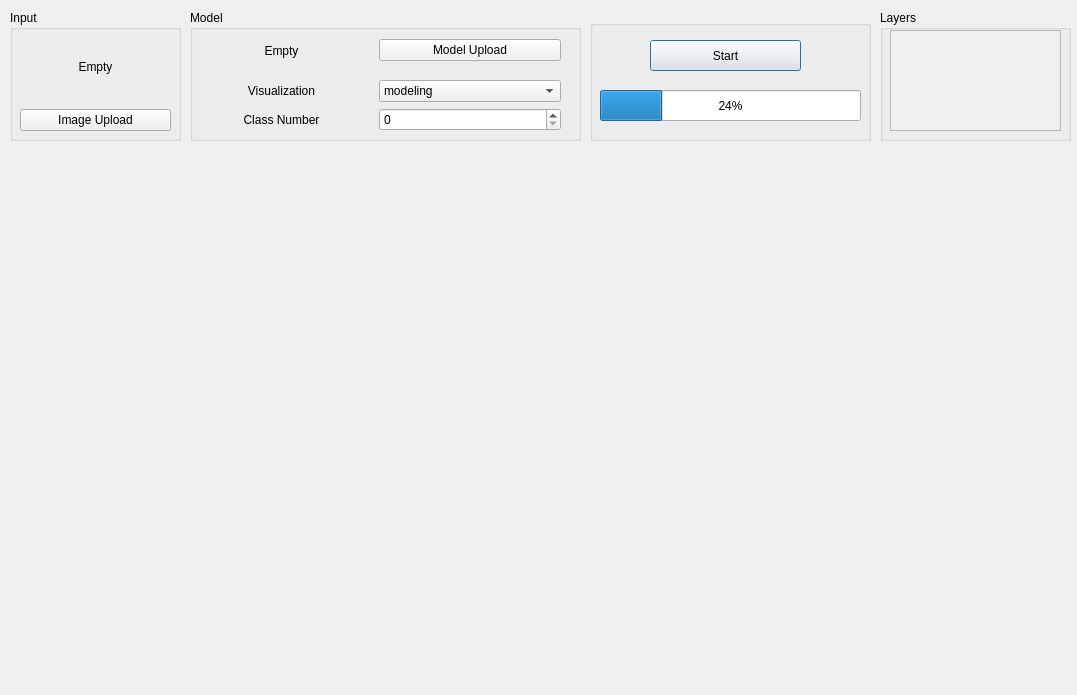
Old version of the form ui/View.ui in the repository jjxxmiin/DeepVisual_QTorch.
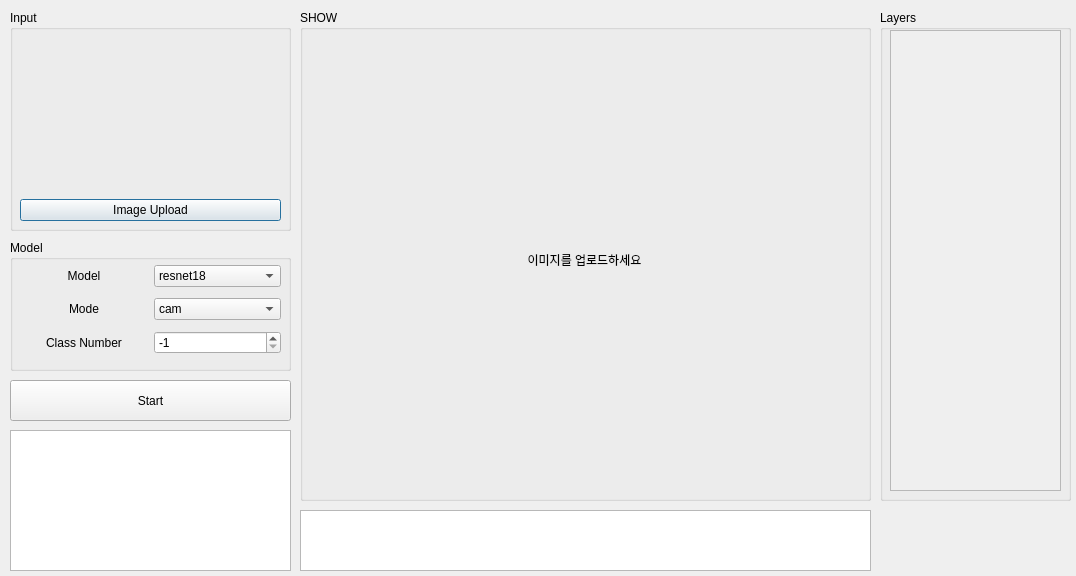
New version of the form.

Commit message: Update View ui Update View Function Update CAM Update Utils

```diff
--- a/ui/View.ui
+++ b/ui/View.ui
@@ -6,8 +6,8 @@
    <rect>
     <x>0</x>
     <y>0</y>
-    <width>1077</width>
-    <height>695</height>
+    <width>1076</width>
+    <height>576</height>
    </rect>
   </property>
   <property name="windowTitle">
@@ -19,7 +19,7 @@
      <x>880</x>
      <y>10</y>
      <width>191</width>
-     <height>131</height>
+     <height>491</height>
     </rect>
    </property>
    <property name="title">
@@ -31,7 +31,7 @@
       <x>10</x>
       <y>20</y>
       <width>171</width>
-      <height>101</height>
+      <height>461</height>
      </rect>
     </property>
     <property name="widgetResizable">
@@ -43,58 +43,19 @@
        <x>0</x>
        <y>0</y>
        <width>169</width>
-       <height>99</height>
+       <height>459</height>
       </rect>
      </property>
     </widget>
    </widget>
   </widget>
-  <widget class="QGroupBox" name="groupBox_2">
-   <property name="geometry">
-    <rect>
-     <x>590</x>
-     <y>20</y>
-     <width>281</width>
-     <height>121</height>
-    </rect>
-   </property>
-   <property name="title">
-    <string/>
-   </property>
-   <widget class="QProgressBar" name="progressBar">
-    <property name="geometry">
-     <rect>
-      <x>10</x>
-      <y>70</y>
-      <width>261</width>
-      <height>31</height>
-     </rect>
-    </property>
-    <property name="value">
-     <number>24</number>
-    </property>
-   </widget>
-   <widget class="QPushButton" name="pushButton">
-    <property name="geometry">
-     <rect>
-      <x>60</x>
-      <y>20</y>
-      <width>151</width>
-      <height>31</height>
-     </rect>
-    </property>
-    <property name="text">
-     <string>Start</string>
-    </property>
-   </widget>
-  </widget>
-  <widget class="QGroupBox" name="groupBox_3">
+  <widget class="QGroupBox" name="input">
    <property name="geometry">
     <rect>
      <x>10</x>
      <y>10</y>
-     <width>171</width>
-     <height>131</height>
+     <width>281</width>
+     <height>221</height>
     </rect>
    </property>
    <property name="title">
@@ -105,15 +66,15 @@
      <rect>
       <x>10</x>
       <y>20</y>
-      <width>151</width>
-      <height>101</height>
+      <width>261</width>
+      <height>191</height>
      </rect>
     </property>
     <layout class="QVBoxLayout" name="verticalLayout">
      <item>
-      <widget class="QLabel" name="input">
+      <widget class="QLabel" name="input_img">
        <property name="text">
-        <string>Empty</string>
+        <string/>
        </property>
        <property name="alignment">
         <set>Qt::AlignCenter</set>
@@ -133,81 +94,27 @@
   <widget class="QGroupBox" name="groupBox_4">
    <property name="geometry">
     <rect>
-     <x>190</x>
-     <y>10</y>
-     <width>391</width>
+     <x>10</x>
+     <y>240</y>
+     <width>281</width>
      <height>131</height>
     </rect>
    </property>
    <property name="title">
     <string>Model</string>
    </property>
-   <widget class="QWidget" name="horizontalLayoutWidget_2">
-    <property name="geometry">
-     <rect>
-      <x>0</x>
-      <y>20</y>
-      <width>371</width>
-      <height>41</height>
-     </rect>
-    </property>
-    <layout class="QHBoxLayout" name="horizontalLayout_2">
-     <item>
-      <widget class="QLabel" name="model_check">
-       <property name="text">
-        <string>Empty</string>
-       </property>
-       <property name="alignment">
-        <set>Qt::AlignCenter</set>
-       </property>
-      </widget>
-     </item>
-     <item>
-      <widget class="QPushButton" name="model_btn">
-       <property name="text">
-        <string>Model Upload</string>
-       </property>
-      </widget>
-     </item>
-    </layout>
-   </widget>
    <widget class="QWidget" name="gridLayoutWidget">
     <property name="geometry">
      <rect>
-      <x>0</x>
-      <y>70</y>
-      <width>371</width>
-      <height>51</height>
+      <x>10</x>
+      <y>20</y>
+      <width>261</width>
+      <height>101</height>
      </rect>
     </property>
     <layout class="QGridLayout" name="gridLayout">
-     <item row="1" column="0">
-      <widget class="QLabel" name="label_3">
-       <property name="text">
-        <string>Class Number</string>
-       </property>
-       <property name="alignment">
-        <set>Qt::AlignCenter</set>
-       </property>
-      </widget>
-     </item>
-     <item row="0" column="0">
-      <widget class="QLabel" name="label_2">
-       <property name="text">
-        <string>Visualization</string>
-       </property>
-       <property name="alignment">
-        <set>Qt::AlignCenter</set>
-       </property>
-      </widget>
-     </item>
-     <item row="0" column="1">
-      <widget class="QComboBox" name="comboBox">
-       <item>
-        <property name="text">
-         <string>modeling</string>
-        </property>
-       </item>
+     <item row="1" column="1">
+      <widget class="QComboBox" name="mode_box">
        <item>
         <property name="text">
          <string>cam</string>
@@ -235,22 +142,128 @@
        </item>
       </widget>
      </item>
-     <item row="1" column="1">
-      <widget class="QSpinBox" name="spinBox"/>
+     <item row="2" column="1">
+      <widget class="QSpinBox" name="cls_box">
+       <property name="minimum">
+        <number>-1</number>
+       </property>
+       <property name="maximum">
+        <number>999</number>
+       </property>
+       <property name="value">
+        <number>-1</number>
+       </property>
+      </widget>
      </item>
+     <item row="1" column="0">
+      <widget class="QLabel" name="mode_label">
+       <property name="text">
+        <string>Mode</string>
+       </property>
+       <property name="alignment">
+        <set>Qt::AlignCenter</set>
+       </property>
+      </widget>
+     </item>
+     <item row="2" column="0">
+      <widget class="QLabel" name="cls_label">
+       <property name="text">
+        <string>Class Number</string>
+       </property>
+       <property name="alignment">
+        <set>Qt::AlignCenter</set>
+       </property>
+      </widget>
+     </item>
+     <item row="0" column="0">
+      <widget class="QLabel" name="model_label">
+       <property name="text">
+        <string>Model</string>
+       </property>
+       <property name="alignment">
+        <set>Qt::AlignCenter</set>
+       </property>
+      </widget>
+     </item>
+     <item row="0" column="1">
+      <widget class="QComboBox" name="model_box">
+       <item>
+        <property name="text">
+         <string>resnet18</string>
+        </property>
+       </item>
+      </widget>
+     </item>
     </layout>
    </widget>
   </widget>
-  <widget class="QWidget" name="gridLayoutWidget_2">
+  <widget class="QPushButton" name="start_btn">
    <property name="geometry">
     <rect>
      <x>10</x>
-     <y>150</y>
-     <width>1061</width>
-     <height>541</height>
+     <y>380</y>
+     <width>281</width>
+     <height>41</height>
     </rect>
    </property>
-   <layout class="QGridLayout" name="gridLayout_2"/>
+   <property name="text">
+    <string>Start</string>
+   </property>
+  </widget>
+  <widget class="QGroupBox" name="groupBox_2">
+   <property name="geometry">
+    <rect>
+     <x>300</x>
+     <y>10</y>
+     <width>571</width>
+     <height>491</height>
+    </rect>
+   </property>
+   <property name="title">
+    <string>SHOW</string>
+   </property>
+   <widget class="QWidget" name="gridLayoutWidget_2">
+    <property name="geometry">
+     <rect>
+      <x>9</x>
+      <y>19</y>
+      <width>551</width>
+      <height>461</height>
+     </rect>
+    </property>
+    <layout class="QGridLayout" name="gridLayout_2">
+     <item row="0" column="0">
+      <widget class="QLabel" name="main_label">
+       <property name="text">
+        <string>이미지를 업로드하세요</string>
+       </property>
+       <property name="alignment">
+        <set>Qt::AlignCenter</set>
+       </property>
+      </widget>
+     </item>
+    </layout>
+   </widget>
+  </widget>
+  <widget class="QTextEdit" name="textEdit">
+   <property name="geometry">
+    <rect>
+     <x>300</x>
+     <y>510</y>
+     <width>571</width>
+     <height>61</height>
+    </rect>
+   </property>
+  </widget>
+  <widget class="QPlainTextEdit" name="plainTextEdit">
+   <property name="geometry">
+    <rect>
+     <x>10</x>
+     <y>430</y>
+     <width>281</width>
+     <height>141</height>
+    </rect>
+   </property>
   </widget>
  </widget>
  <resources/>
```
Left out of the diff: 2 changed lines with no effect on the pictures. The commit also changes 5 other files.
